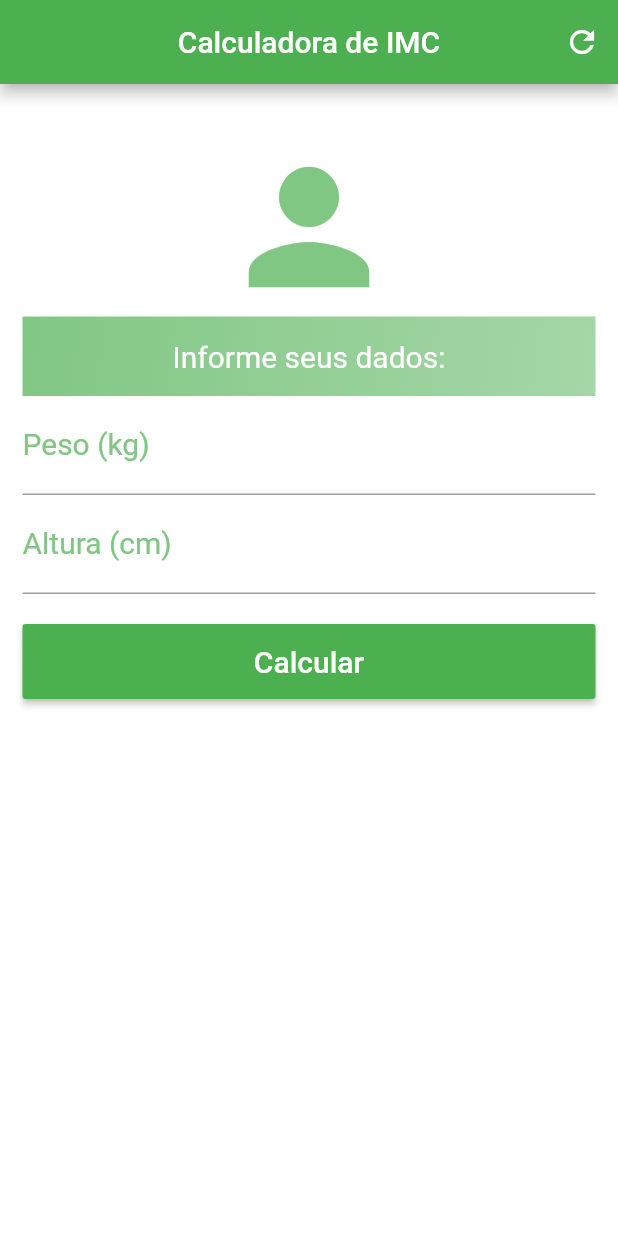
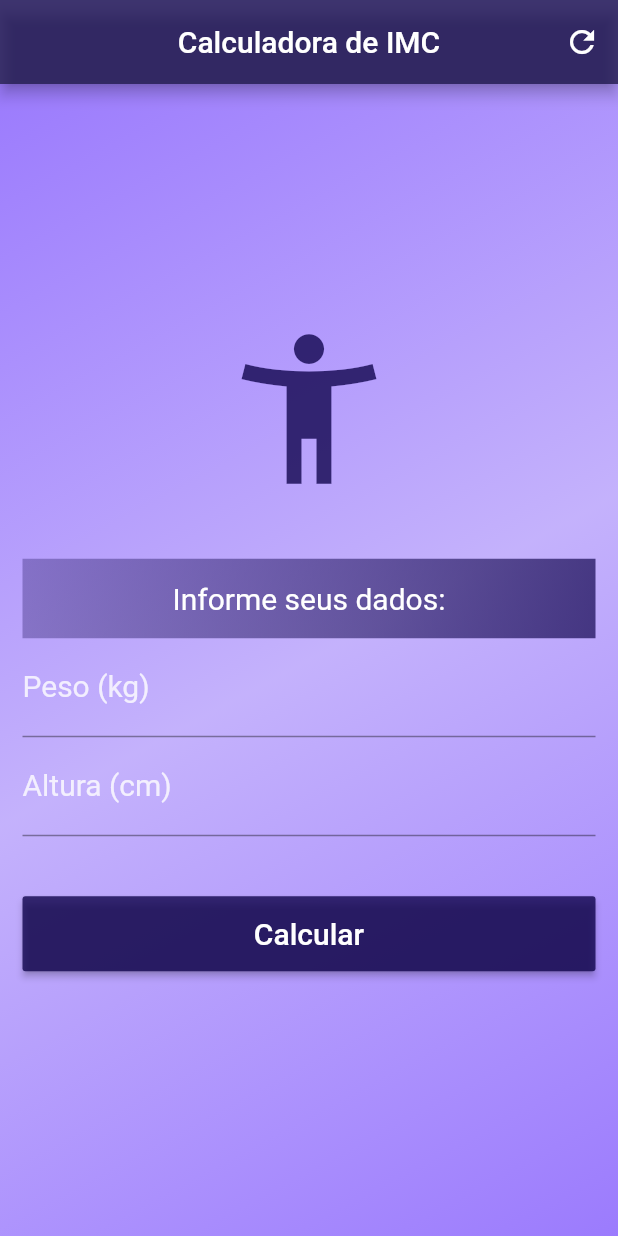
Before and after one commit to sbrenomartins/imc_calculator, a Flutter app: the screen it shows after launch, on a phone screen of 412 x 824 dp. Run offline on Flutter 3.47's test engine with Material 2 defaults, Android fonts, the phone set to English and light mode, and no system bars.

Commit message:
update app

```diff
--- a/lib/main.dart
+++ b/lib/main.dart
@@ -39,17 +39,17 @@ class _HomeState extends State<Home> {
       double imc = weight / (height * height);
 
       if(imc < 18.6){
-        _infoText = "Abaixo do peso (${imc.toStringAsPrecision(3)})";
+        _infoText = "Abaixo do peso (IMC: ${imc.toStringAsPrecision(3)})";
       } else if (imc >= 18.6 && imc < 24.9){
-        _infoText = "Peso ideal (${imc.toStringAsPrecision(3)})";
+        _infoText = "Peso ideal (IMC: ${imc.toStringAsPrecision(3)})";
       } else if (imc >= 24.9 && imc < 29.9){
-        _infoText = "Levemente acima do peso (${imc.toStringAsPrecision(3)})";
+        _infoText = "Levemente acima do peso (IMC: ${imc.toStringAsPrecision(3)})";
       } else if (imc >= 29.9 && imc < 34.9){
-        _infoText = "Obesidade Grau I (${imc.toStringAsPrecision(3)})";
+        _infoText = "Obesidade Grau I (IMC: ${imc.toStringAsPrecision(3)})";
       } else if (imc >= 34.9 && imc < 39.9){
-        _infoText = "Obesidade Grau II (${imc.toStringAsPrecision(3)})";
+        _infoText = "Obesidade Grau II (IMC: ${imc.toStringAsPrecision(3)})";
       } else if (imc >= 39.9) {
-        _infoText = "Obesidade Grau III (${imc.toStringAsPrecision(3)})";
+        _infoText = "Obesidade Grau III (IMC: ${imc.toStringAsPrecision(3)})";
       }
     });
   }
@@ -60,7 +60,7 @@ class _HomeState extends State<Home> {
       appBar: AppBar(
         title: Text("Calculadora de IMC"),
         centerTitle: true,
-        backgroundColor: Colors.green,
+        backgroundColor: Color.fromRGBO(17, 5, 78, 0.8),
         actions: <Widget>[
           IconButton(
             icon: Icon(Icons.refresh),
@@ -68,17 +68,27 @@ class _HomeState extends State<Home> {
           )
         ],
       ),
-      backgroundColor: Color.fromRGBO(255, 255, 255, 1),
-      body: SingleChildScrollView(
-        padding: EdgeInsets.fromLTRB(15.0, 15.0, 15.0, 15.0),
+      body: Center(
+        child: Container(
+          decoration: BoxDecoration(
+              gradient: LinearGradient(
+                begin: Alignment.topLeft,
+                end: Alignment.bottomRight,
+                // colors: [Color.fromRGBO(53, 63, 64, 1), Color.fromRGBO(77, 88, 89, 1)],
+                colors: [Color.fromRGBO(115, 69, 255, 0.7), Color.fromRGBO(115, 69, 255, 0.4), Color.fromRGBO(115, 69, 255, 0.7)]
+              ),
+          ),
+          child: Center(
+            child: SingleChildScrollView(
+              padding: EdgeInsets.all(15.0),
               child: Form(
                 key: _formKey,
                 child: Column(
                   crossAxisAlignment: CrossAxisAlignment.stretch,
                   children: <Widget>[
                     Container(
-                child: Icon(Icons.person, size: 120, color: Colors.green[300]),
-                padding: EdgeInsets.fromLTRB(0.0, 20.0, 0.0, 0.0),
+                      child: Icon(Icons.accessibility_new, size: 120, color: Color.fromRGBO(17, 5, 78, 0.8)),
+                      padding: EdgeInsets.fromLTRB(0.0, 0.0, 0.0, 40.0),
                     ),
                     Container(
                       padding: EdgeInsets.all(15.0),
@@ -86,14 +96,14 @@ class _HomeState extends State<Home> {
                         gradient: LinearGradient(
                           begin: Alignment.topLeft,
                           end: Alignment.bottomRight,
-                    colors: [Colors.green[300], Colors.green[200]]
+                          colors: [Color.fromRGBO(17, 5, 78, 0.3), Color.fromRGBO(17, 5, 78, 0.7)]
                         )
                       ),
                       child: Text(
                         _infoText,
                         textAlign: TextAlign.center,
                         style: TextStyle(
-                    color: Colors.white,
+                          color: Color.fromRGBO(255, 255, 255, 1),
                           fontSize: 20.0
                         ),
                       ),
@@ -102,10 +112,10 @@ class _HomeState extends State<Home> {
                       keyboardType: TextInputType.number,
                       decoration: InputDecoration(
                         labelText: "Peso (kg)",
-                  labelStyle: TextStyle(color: Colors.green[300])
+                        labelStyle: TextStyle(color: Color.fromRGBO(255, 255, 255, 0.8))
                       ),
                       textAlign: TextAlign.center,
-                style: TextStyle(color: Colors.green, fontSize: 20.0),
+                      style: TextStyle(color: Color.fromRGBO(255, 255, 255, 1), fontSize: 20.0),
                       controller: weightController,
                       validator: (value) {
                         if(value.isEmpty){
@@ -117,10 +127,10 @@ class _HomeState extends State<Home> {
                       keyboardType: TextInputType.number,
                       decoration: InputDecoration(
                         labelText: "Altura (cm)",
-                  labelStyle: TextStyle(color: Colors.green[300])
+                        labelStyle: TextStyle(color: Color.fromRGBO(255, 255, 255, 0.8))
                       ),
                       textAlign: TextAlign.center,
-                style: TextStyle(color: Colors.green, fontSize: 20.0),
+                      style: TextStyle(color: Color.fromRGBO(255, 255, 255, 1), fontSize: 20.0),
                       controller: heightController,
                       validator: (value) {
                         if(value.isEmpty){
@@ -129,7 +139,7 @@ class _HomeState extends State<Home> {
                       },
                     ),
                     Padding(
-                padding: EdgeInsets.only(top: 20.0, bottom: 20.0),
+                      padding: EdgeInsets.only(top: 40.0, bottom: 20.0),
                       child: Container(
                         height: 50.0,
                         child: RaisedButton(
@@ -142,13 +152,16 @@ class _HomeState extends State<Home> {
                             color: Colors.white,
                             fontSize: 20.0
                           )),
-                    color: Colors.green
+                          color: Color.fromRGBO(17, 5, 78, 0.8)
                         ),
                       ),
                     ),
                   ],
                 ),
+              ),
+            ),
           )
+        ),
       )
     );
   }
```
Also changed, not shown: imc.gif. Lines whose indentation alone changed are shown as unchanged.
